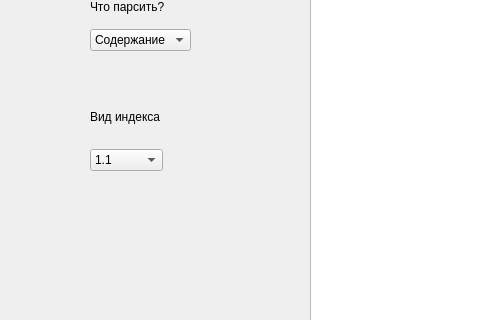
Above: mainwindow.ui from dodle4532/BookParce before the change; both pictures show x 0 to 480 and y 161 to 481 of the 1317 by 733 pixel window. Below: the same form after it.
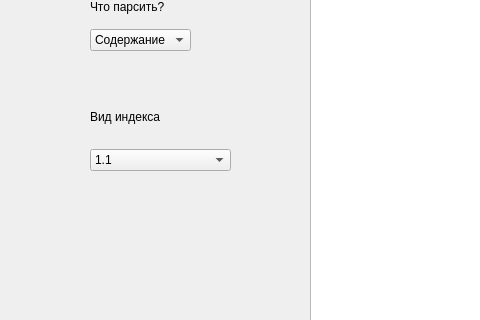
That is the form after the change.

```diff
--- a/mainwindow.ui
+++ b/mainwindow.ui
@@ -114,7 +114,7 @@
      <rect>
       <x>90</x>
       <y>310</y>
-      <width>73</width>
+      <width>141</width>
       <height>22</height>
      </rect>
     </property>
```
